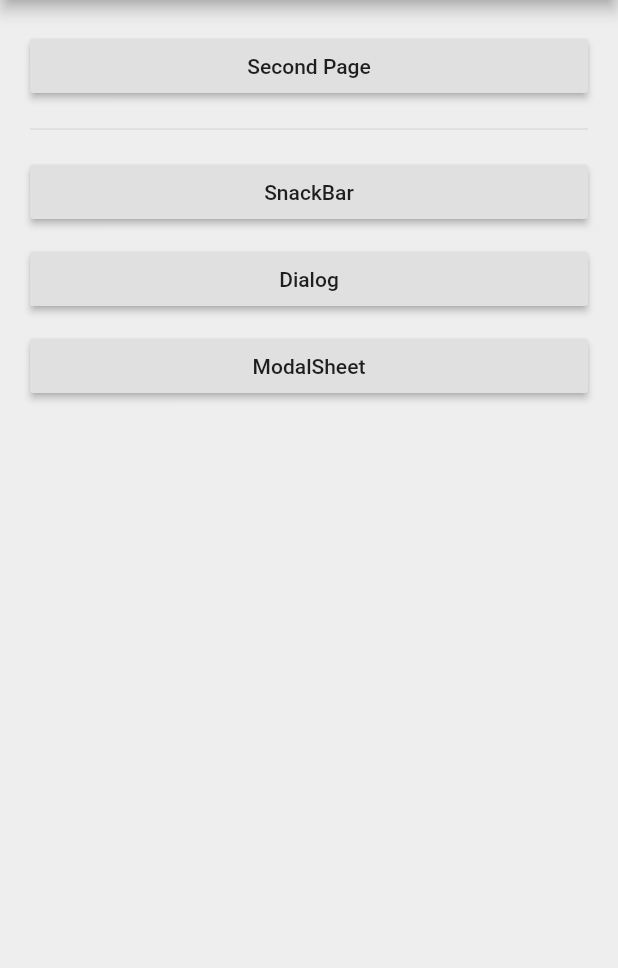
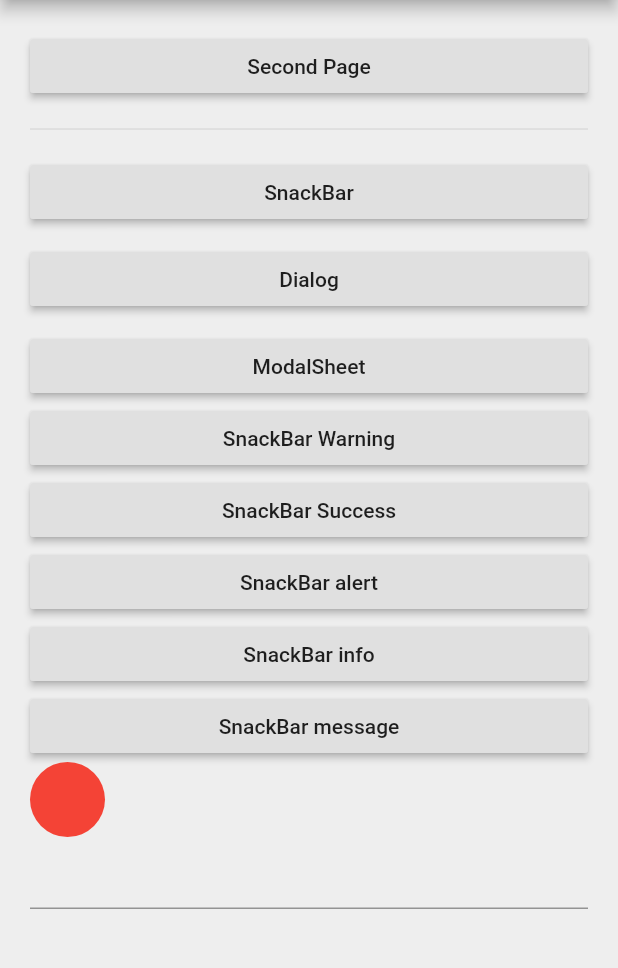
Before and after one commit to Flutterando/asuka, a Flutter app: the screen it shows after launch, on a phone screen of 412 x 824 dp, the part 84-1052 px from its top. Run offline on Flutter 3.47's test engine with Material 2 defaults, Android fonts, the phone set to English and light mode, and no system bars.

Commit message:
Add AsukaSnackbar Add Solution for Bug Hero animations

```diff
--- a/example/lib/main.dart
+++ b/example/lib/main.dart
@@ -1,6 +1,6 @@
 import 'package:example/src/home_page.dart';
 import 'package:flutter/material.dart';
-import 'package:asuka/asuka.dart' show builder;
+import 'package:asuka/asuka.dart' as asuka;
 
 import 'src/second/second_page.dart';
 
@@ -17,8 +17,11 @@ class MyApp extends StatelessWidget {
         primarySwatch: Colors.red,
         visualDensity: VisualDensity.adaptivePlatformDensity,
       ),
-      builder: builder,
+      builder: asuka.builder,
       initialRoute: '/',
+      navigatorObservers: [
+        asuka.asukaHeroController
+      ],
       routes: {
         '/': (_) => HomePage(title: 'Asuka'),
         '/second': (_) => SecondPage(title: 'Second page'),
--- a/example/lib/src/home_page.dart
+++ b/example/lib/src/home_page.dart
@@ -1,6 +1,8 @@
 import 'package:flutter/material.dart';
 
+import 'package:asuka/asuka.dart';
 import 'home.controller.dart';
+import 'second/second_page.dart';
 
 class HomePage extends StatefulWidget {
   final String title;
@@ -28,7 +30,12 @@ class _HomePageState extends State<HomePage> {
           RaisedButton(
             child: Text('Second Page'),
             onPressed: () {
-              Navigator.pushNamed(context, '/second');
+              //Navigator.pushNamed(context, '/second');
+              Navigator.push(
+                  context,
+                  MaterialPageRoute(
+                    builder: (context) => SecondPage(),
+                  ));
             },
           ),
           SizedBox(height: 10),
@@ -48,6 +55,49 @@ class _HomePageState extends State<HomePage> {
             child: Text('ModalSheet'),
             onPressed: homeController.onClickModalSheet,
           ),
+          RaisedButton(
+            child: Text('SnackBar Warning'),
+            onPressed: () {
+              AsukaSnackbar.warning("Warning").show();
+            },
+          ),
+          RaisedButton(
+            child: Text('SnackBar Success'),
+            onPressed: () {
+              AsukaSnackbar.success("Success").show();
+            },
+          ),
+          RaisedButton(
+            child: Text('SnackBar alert'),
+            onPressed: () {
+              AsukaSnackbar.alert("alert").show();
+            },
+          ),
+          RaisedButton(
+            child: Text('SnackBar info'),
+            onPressed: () {
+              AsukaSnackbar.info("info").show();
+            },
+          ),
+          RaisedButton(
+            child: Text('SnackBar message'),
+            onPressed: () {
+              AsukaSnackbar.message("message").show();
+            },
+          ),
+          Row(
+            children: [
+              Hero(
+                tag: "HeroTag",
+                child: Container(
+                  decoration: BoxDecoration(borderRadius: BorderRadius.circular(100), color: Colors.red),
+                  width: 50,
+                  height: 50,
+                ),
+              ),
+            ],
+          ),
+          TextField()
         ],
       ),
     );
--- a/example/lib/src/second/second_page.dart
+++ b/example/lib/src/second/second_page.dart
@@ -22,6 +22,13 @@ class _SecondPageState extends State<SecondPage> {
           child: Column(
             mainAxisAlignment: MainAxisAlignment.end,
             children: [
+              Hero(
+                tag: "HeroTag",
+                child: Container(
+                  height: 100,
+                  color: Colors.red,
+                ),
+              ),
               TextField(),
               RaisedButton(
                   child: Text('Back to Home'),
@@ -73,7 +80,6 @@ class _SecondPageState extends State<SecondPage> {
                   onPressed: () {
                     Navigator.pop(context);
                   }),
-
             ],
           ),
         ));
--- a/lib/asuka.dart
+++ b/lib/asuka.dart
@@ -1,3 +1,4 @@
 library asuka;
 
 export 'src/asuka_singleton.dart';
+export 'snackbars/asuka_snack_bar.dart';
--- /dev/null
+++ b/lib/snackbars/asuka_snack_bar.dart
@@ -0,0 +1,63 @@
+import 'package:flutter/foundation.dart';
+import 'package:flutter/material.dart';
+import 'package:asuka/asuka.dart' as asuka;
+
+class AsukaSnackbar extends SnackBar {
+  AsukaSnackbar._(
+    Key? key,
+    String content,
+    Color background, {
+    IconData? icon,
+    SnackBarAction? action,
+  }) : super(
+          elevation: 2,
+          backgroundColor: background,
+          action: action,
+          shape: RoundedRectangleBorder(
+            borderRadius: BorderRadius.circular(
+              4,
+            ),
+          ),
+          behavior: SnackBarBehavior.floating,
+          content: Row(
+            children: [
+              if (icon != null) ...[
+                Icon(
+                  icon,
+                  size: 20,
+                  color: Colors.black45,
+                ),
+                SizedBox(width: 10)
+              ],
+              Expanded(
+                child: Text(
+                  content,
+                  style: TextStyle(
+                    fontSize: 16,
+                    color: Colors.white,
+                  ),
+                ),
+              ),
+              if (action == null)
+                InkWell(
+                  child: Icon(Icons.close, color: Colors.white),
+                  onTap: asuka.hideCurrentSnackBar,
+                )
+            ],
+          ),
+        );
+
+  factory AsukaSnackbar.warning(String content, {Key? key}) => AsukaSnackbar._(key, content, Color(0xFFE6CA72), icon: Icons.warning);
+
+  factory AsukaSnackbar.alert(String content, {Key? key}) => AsukaSnackbar._(key, content, Color(0xffFA5456), icon: Icons.report);
+
+  factory AsukaSnackbar.info(String content, {Key? key, SnackBarAction? snackBarAction}) => AsukaSnackbar._(key, content, Color(0xff3196DA), action: snackBarAction, icon: Icons.help);
+
+  factory AsukaSnackbar.success(String content, {Key? key, SnackBarAction? snackBarAction}) => AsukaSnackbar._(key, content, Color(0xFF80AD49), action: snackBarAction, icon: Icons.check_circle);
+
+  factory AsukaSnackbar.message(String content, {Key? key}) => AsukaSnackbar._(key, content, Color(0xff484848));
+
+  void call() => show();
+
+  void show() => asuka.showSnackBar(this);
+}
--- a/lib/src/asuka_singleton.dart
+++ b/lib/src/asuka_singleton.dart
@@ -1,12 +1,12 @@
 import 'package:flutter/material.dart' as material;
+import 'package:flutter/material.dart';
 import 'package:flutter/widgets.dart';
 
 final _keyScaff = GlobalKey<material.ScaffoldState>();
 _ListenerInterface? _dialogs;
 
 void _checkBuilderIsInMaterialApp() {
-  assert(
-      _keyScaff.currentState != null, """Add asuka.builder in your MaterialApp;
+  assert(_keyScaff.currentState != null, """Add asuka.builder in your MaterialApp;
 
        return MaterialApp(
          builder: asuka.builder,
@@ -23,12 +23,10 @@ void _checkBuilderIsInMaterialApp() {
 /// It is an error to specify both `above` and `below`.
 void addOverlay(OverlayEntry entry, {OverlayEntry? below, OverlayEntry? above}) {
   _checkBuilderIsInMaterialApp();
-  if(_keyScaff.currentContext != null){
-
-  OverlayState? overlay = Overlay.of(_keyScaff.currentContext!);
-      overlay?.insert(entry, below: below, above: above);
+  if (_keyScaff.currentContext != null) {
+    OverlayState? overlay = Overlay.of(_keyScaff.currentContext!);
+    overlay?.insert(entry, below: below, above: above);
   }
-
 }
 
 /// Insert all the entries in the given iterable.
@@ -38,11 +36,9 @@ void addOverlay(OverlayEntry entry, {OverlayEntry? below, OverlayEntry? above})
 /// Otherwise, the entries are inserted on top.
 ///
 /// It is an error to specify both `above` and `below`.
-void ainsertAllOverlay(Iterable<OverlayEntry> entries,
-    {OverlayEntry? below, OverlayEntry? above}) {
+void ainsertAllOverlay(Iterable<OverlayEntry> entries, {OverlayEntry? below, OverlayEntry? above}) {
   _checkBuilderIsInMaterialApp();
-  Overlay.of(_keyScaff.currentContext!)!
-      .insertAll(entries, below: below, above: above);
+  Overlay.of(_keyScaff.currentContext!)!.insertAll(entries, below: below, above: above);
 }
 
 /// Shows a [SnackBar] at the bottom of the scaffold.
@@ -60,31 +56,27 @@ void ainsertAllOverlay(Iterable<OverlayEntry> entries,
 /// animation), use [removeCurrentSnackBar].
 ///
 /// See [Scaffold.of] for information about how to obtain the [ScaffoldState].
-material.ScaffoldFeatureController<material.SnackBar,
-    material.SnackBarClosedReason> showSnackBar(material.SnackBar snackbar) {
+material.ScaffoldFeatureController<material.SnackBar, material.SnackBarClosedReason> showSnackBar(material.SnackBar snackbar) {
   _checkBuilderIsInMaterialApp();
-  return _keyScaff.currentState!.showSnackBar(snackbar);
+  return ScaffoldMessenger.of(_keyScaff.currentState!.context).showSnackBar(snackbar);
 }
 
 /// Removes the current [SnackBar] (if any) immediately.
 ///
 /// The removed snack bar does not run its normal exit animation. If there are
 /// any queued snack bars, they begin their entrance animation immediately.
-void removeCurrentSnackBar(
-    {material.SnackBarClosedReason reason =
-        material.SnackBarClosedReason.remove}) {
+void removeCurrentSnackBar({material.SnackBarClosedReason reason = material.SnackBarClosedReason.remove}) {
   _checkBuilderIsInMaterialApp();
-  return _keyScaff.currentState!.removeCurrentSnackBar(reason: reason);
+  return ScaffoldMessenger.of(_keyScaff.currentState!.context).removeCurrentSnackBar(reason: reason);
 }
 
 /// Removes the current [SnackBar] by running its normal exit animation.
 ///
 /// The closed completer is called after the animation is complete.
-void hideCurrentSnackBar(
-    {material.SnackBarClosedReason reason =
-        material.SnackBarClosedReason.remove}) {
+void hideCurrentSnackBar({material.SnackBarClosedReason reason = material.SnackBarClosedReason.remove}) {
   _checkBuilderIsInMaterialApp();
-  return _keyScaff.currentState!.hideCurrentSnackBar(reason: reason);
+  //return _keyScaff.currentState!.hideCurrentSnackBar(reason: reason);
+  return ScaffoldMessenger.of(_keyScaff.currentState!.context).hideCurrentSnackBar(reason: reason);
 }
 
 /// Shows a material design bottom sheet in the nearest [Scaffold]. To show
@@ -113,12 +105,7 @@ void hideCurrentSnackBar(
 /// to a menu or a dialog and prevents the user from interacting with the rest
 /// of the app. Modal bottom sheets can be created and displayed with the
 /// [showModalBottomSheet] function.
-material.PersistentBottomSheetController<T> showBottomSheet<T>(
-    Widget Function(BuildContext) builder,
-    {Color? backgroundColor,
-    double? elevation,
-    ShapeBorder? shape,
-    Clip? clipBehavior}) {
+material.PersistentBottomSheetController<T> showBottomSheet<T>(Widget Function(BuildContext) builder, {Color? backgroundColor, double? elevation, ShapeBorder? shape, Clip? clipBehavior}) {
   _checkBuilderIsInMaterialApp();
   return _keyScaff.currentState!.showBottomSheet(
     builder,
@@ -182,13 +169,7 @@ material.PersistentBottomSheetController<T> showBottomSheet<T>(
 ///  * [showCupertinoDialog], which displays an iOS-style dialog.
 ///  * [showGeneralDialog], which allows for customization of the dialog popup.
 ///  * <https://material.io/design/components/dialogs.html>
-Future<T?> showDialog<T>(
-    {required WidgetBuilder builder,
-    bool barrierDismissible = true,
-    Color? barrierColor,
-    bool useSafeArea = true,
-    bool useRootNavigator = true,
-    RouteSettings? routeSettings}) {
+Future<T?> showDialog<T>({required WidgetBuilder builder, bool barrierDismissible = true, Color? barrierColor, bool useSafeArea = true, bool useRootNavigator = true, RouteSettings? routeSettings}) {
   _checkBuilderIsInMaterialApp();
   return _dialogs!.showDialogListener(
     builder: builder,
@@ -207,13 +188,16 @@ Future<T?> showDialog<T>(
 Widget builder(BuildContext context, Widget? child) {
   return Navigator(
     initialRoute: '/',
+    observers: [
+      asukaHeroController
+    ],
     onGenerateRoute: (_) => material.MaterialPageRoute(
-      builder: (context) => _BuildPage(
-        child: child,
-      ),
+      builder: (context) => _BuildPage(child: child),
     ),
   );
 }
+
+material.HeroController get asukaHeroController => HeroController(createRectTween: (begin, end) => MaterialRectCenterArcTween(begin: begin, end: end));
 
 class _BuildPage extends StatefulWidget {
   final Widget? child;
@@ -239,13 +223,7 @@ class __BuildPageState extends State<_BuildPage> implements _ListenerInterface {
   }
 
   @override
-  Future<T?> showDialogListener<T>(
-      {required WidgetBuilder builder,
-      bool barrierDismissible = true,
-      material.Color? barrierColor,
-      bool useSafeArea = true,
-      bool useRootNavigator = true,
-      material.RouteSettings? routeSettings}) {
+  Future<T?> showDialogListener<T>({required WidgetBuilder builder, bool barrierDismissible = true, material.Color? barrierColor, bool useSafeArea = true, bool useRootNavigator = true, material.RouteSettings? routeSettings}) {
     return material.showDialog(
       context: context,
       builder: builder,
```
Also changed, not shown: 2 other files.
